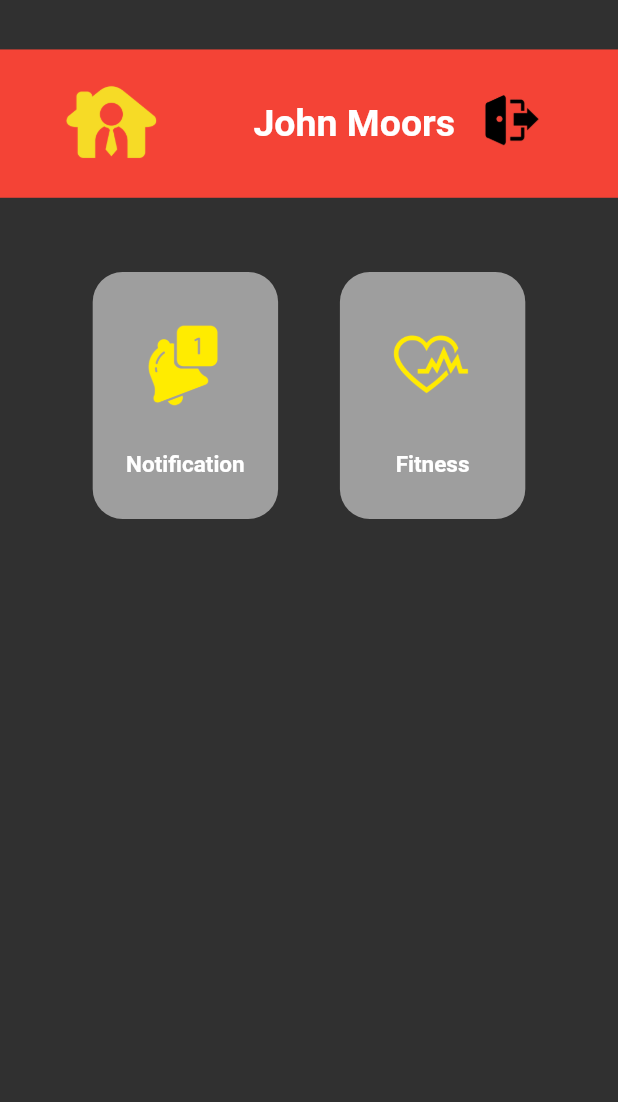
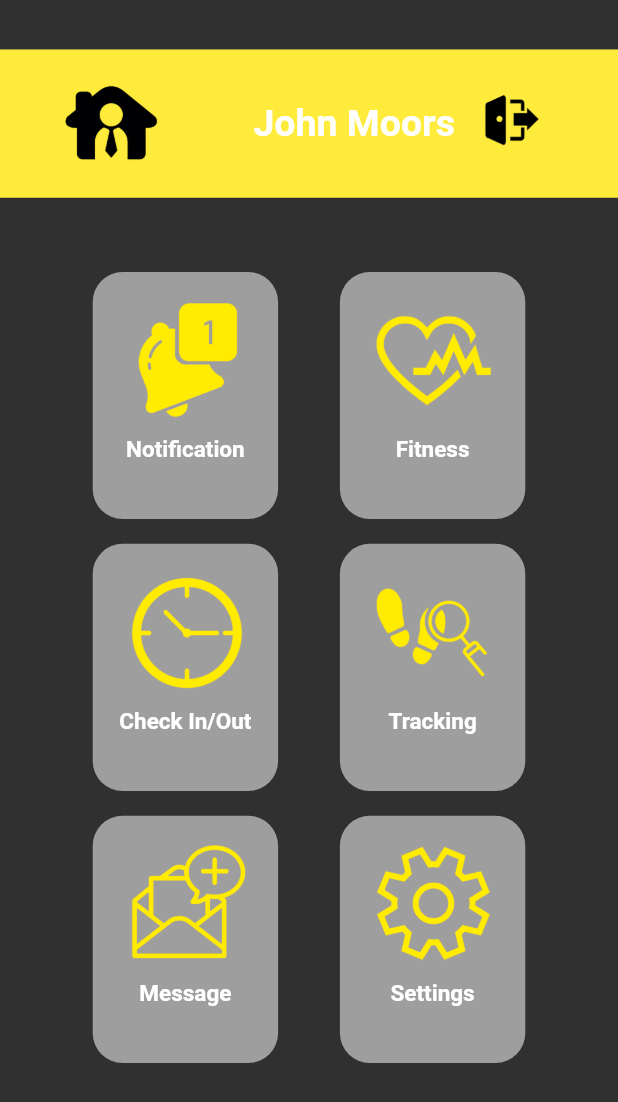
Before and after one commit to Rasi98/WFH-companion-, a Flutter app: the HomeScreen screen opened directly, on a phone screen of 412 x 824 dp. Shown: the top 1102 px of the screen. Run offline on Flutter 3.47's test engine with Material 2 defaults, Android fonts, the phone set to English and light mode, and no system bars; our stand-ins replace email_validator, firebase_auth, firebase_core; accounts and stored records are empty.

Commit message:
home page with components

```diff
--- a/wfh_companion/lib/src/component/card_component.dart
+++ b/wfh_companion/lib/src/component/card_component.dart
@@ -23,11 +23,11 @@ class MainMenuCard extends StatelessWidget {
           ),
           Row(
             children: [
-              SizedBox(width: MediaQuery.of(context).size.width * .005),
+              SizedBox(width: MediaQuery.of(context).size.width * .03),
               IconButton(
                 icon: Image.asset(asset),
-                iconSize: 95,
-                onPressed: () {},
+                iconSize: 85,
+                onPressed: onClick,
               )
             ],
           ),
--- a/wfh_companion/lib/src/screens/home.dart
+++ b/wfh_companion/lib/src/screens/home.dart
@@ -20,7 +20,7 @@ class HomeScreen extends StatelessWidget {
           width: MediaQuery.of(context).size.width,
           height: MediaQuery.of(context).size.height * .12,
           decoration: BoxDecoration(
-            color: Colors.red,
+            color: Colors.yellow.shade500,
           ),
           child: Column(
             children: [
@@ -69,43 +69,52 @@ class HomeScreen extends StatelessWidget {
             SizedBox(
               width: MediaQuery.of(context).size.width * .15,
             ),
-            MainMenuCard(asset: "assets/1.png",text: "Notification",),
+            MainMenuCard(
+              asset: "assets/notification.png",
+              text: "Notification",
+              onClick: () {},
+            ),
             SizedBox(
               width: MediaQuery.of(context).size.width * .1,
             ),
-            MainMenuCard(asset: "assets/5.png",text: "Fitness",)
+            MainMenuCard(
+                asset: "assets/fitness.png", text: "Fitness", onClick: () {})
           ],
         ),
         SizedBox(
           height: MediaQuery.of(context).size.height * .02,
         ),
-        // Row(
-        //   children: [
-        //     SizedBox(
-        //       width: MediaQuery.of(context).size.width * .15,
-        //     ),
-        //     MainMenuCard(),
-        //     SizedBox(
-        //       width: MediaQuery.of(context).size.width * .1,
-        //     ),
-        //     MainMenuCard()
-        //   ],
-        // ),
+        Row(
+          children: [
+            SizedBox(
+              width: MediaQuery.of(context).size.width * .15,
+            ),
+            MainMenuCard(
+                asset: "assets/time.png", text: "Check In/Out", onClick: () {}),
+            SizedBox(
+              width: MediaQuery.of(context).size.width * .1,
+            ),
+            MainMenuCard(
+                asset: "assets/track.png", text: "Tracking", onClick: () {})
+          ],
+        ),
         SizedBox(
           height: MediaQuery.of(context).size.height * .02,
         ),
-        // Row(
-        //   children: [
-        //     SizedBox(
-        //       width: MediaQuery.of(context).size.width * .15,
-        //     ),
-        //     MainMenuCard(),
-        //     SizedBox(
-        //       width: MediaQuery.of(context).size.width * .1,
-        //     ),
-        //     MainMenuCard()
-        //   ],
-        // ),
+        Row(
+          children: [
+            SizedBox(
+              width: MediaQuery.of(context).size.width * .15,
+            ),
+            MainMenuCard(
+                asset: "assets/message.png", text: "Message", onClick: () {}),
+            SizedBox(
+              width: MediaQuery.of(context).size.width * .1,
+            ),
+            MainMenuCard(
+                asset: "assets/settings.png", text: "Settings", onClick: () {})
+          ],
+        ),
       ],
     ));
   }
```
Also changed, not shown: wfh_companion/assets/1.png (deleted), wfh_companion/assets/2.png (deleted), wfh_companion/assets/3.png (deleted), wfh_companion/assets/4.png (deleted), wfh_companion/assets/5.png (deleted), wfh_companion/assets/6.png (deleted), wfh_companion/assets/dr_2_4x.png (deleted), wfh_companion/assets/fitness.png (added), wfh_companion/assets/homeLogo.png, wfh_companion/assets/message.png (added), wfh_companion/assets/notification.png (added), wfh_companion/assets/settings.png (added), wfh_companion/assets/time.png (added), wfh_companion/assets/track.png (added).
